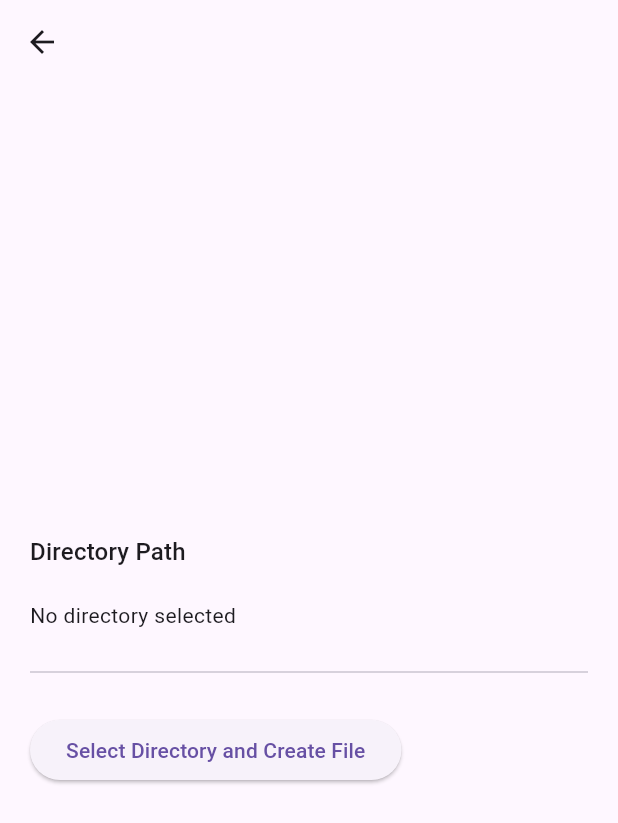
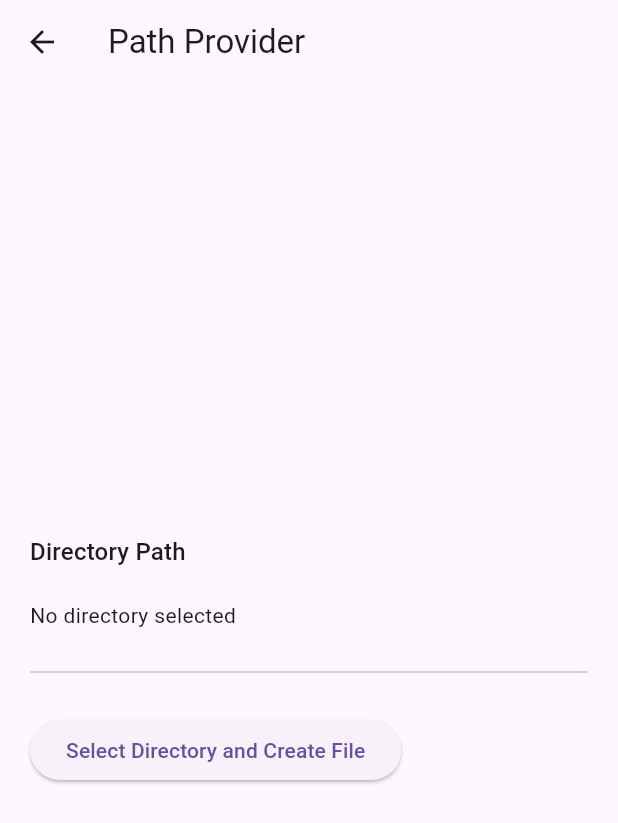
Before and after one commit to HaruhikoMotokawa/write_sdcard_sample, a Flutter app: the screen it shows after launch, after a tap on "path_provider", on a phone screen of 412 x 824 dp. Shown: the top 823 px of the screen. Run offline on Flutter 3.47's test engine with Material 3 defaults, Android fonts, the phone set to English and light mode, and no system bars; our stand-ins replace file, file_picker, flutter_hooks, go_router, hooks_riverpod, riverpod_annotation; missing offline and left inert: docman; generated files the repository leaves out were written again.

Commit message:
feat: 各画面のAppBarにタイトルを追加し、ディレクトリ選択機能のメソッド名を変更

```diff
--- a/lib/screen/doc_man/screen.dart
+++ b/lib/screen/doc_man/screen.dart
@@ -13,7 +13,9 @@ class DocManScreen extends HookWidget {
   Widget build(BuildContext context) {
     final documentFile = useState<DocumentFile?>(null);
     return Scaffold(
-      appBar: AppBar(),
+      appBar: AppBar(
+        title: const Text('DocMan'),
+      ),
       body: Padding(
         padding: const EdgeInsets.symmetric(horizontal: 20),
         child: Center(
--- a/lib/screen/file_picker/screen.dart
+++ b/lib/screen/file_picker/screen.dart
@@ -14,7 +14,9 @@ class FilePickerScreen extends HookWidget {
   Widget build(BuildContext context) {
     final directoryPath = useState<String?>(null);
     return Scaffold(
-      appBar: AppBar(),
+      appBar: AppBar(
+        title: const Text('File Picker'),
+      ),
       body: Padding(
         padding: const EdgeInsets.symmetric(horizontal: 20),
         child: Center(
--- a/lib/screen/home/screen.dart
+++ b/lib/screen/home/screen.dart
@@ -14,8 +14,11 @@ class HomeScreen extends HookWidget {
   static const String name = 'home';
   @override
   Widget build(BuildContext context) {
-    return const Scaffold(
-      body: Padding(
+    return Scaffold(
+      appBar: AppBar(
+        title: const Text('Home'),
+      ),
+      body: const Padding(
         padding: EdgeInsets.symmetric(horizontal: 20),
         child: Center(
           child: Column(
--- a/lib/screen/path_provider/screen.dart
+++ b/lib/screen/path_provider/screen.dart
@@ -16,7 +16,9 @@ class PathProviderScreen extends HookWidget {
   Widget build(BuildContext context) {
     final directoryPath = useState<String?>(null);
     return Scaffold(
-      appBar: AppBar(),
+      appBar: AppBar(
+        title: const Text('Path Provider'),
+      ),
       body: Padding(
         padding: const EdgeInsets.symmetric(horizontal: 20),
         child: Center(
@@ -36,8 +38,7 @@ class PathProviderScreen extends HookWidget {
               ),
               const Divider(),
               ElevatedButton(
-                onPressed: () =>
-                    _selectDirectoryAndCreateFile(context, directoryPath),
+                onPressed: () => _selectDirectory(context, directoryPath),
                 child: const Text('Select Directory and Create File'),
               ),
             ],
@@ -49,7 +50,7 @@ class PathProviderScreen extends HookWidget {
 }
 
 extension on PathProviderScreen {
-  Future<void> _selectDirectoryAndCreateFile(
+  Future<void> _selectDirectory(
     BuildContext context,
     ValueNotifier<String?> directoryPath,
   ) async {
@@ -74,19 +75,18 @@ extension on PathProviderScreen {
     // 取得できたパスに NewFolder というフォルダを作成して example.txt を作成する
 
     try {
-      final newFile = localFileSystem
+      localFileSystem
           .directory(result.path)
           .childDirectory('NewFolder')
-          .childFile('example.txt')
-        ..writeAsStringSync('Hello, USB!');
+          .createSync(recursive: true);
 
       await showAppDialog(
         context,
         title: 'Success',
         content: 'Directory selected successfully! '
-            '\n path: ${newFile.path}',
+            '\n path: ${result.path}',
       );
-      directoryPath.value = newFile.uri.toString();
+      directoryPath.value = result.path;
     } on Exception catch (e) {
       if (!context.mounted) return;
       await showAppDialog(
```
Also changed, not shown: lib/home_screen.dart (added).
